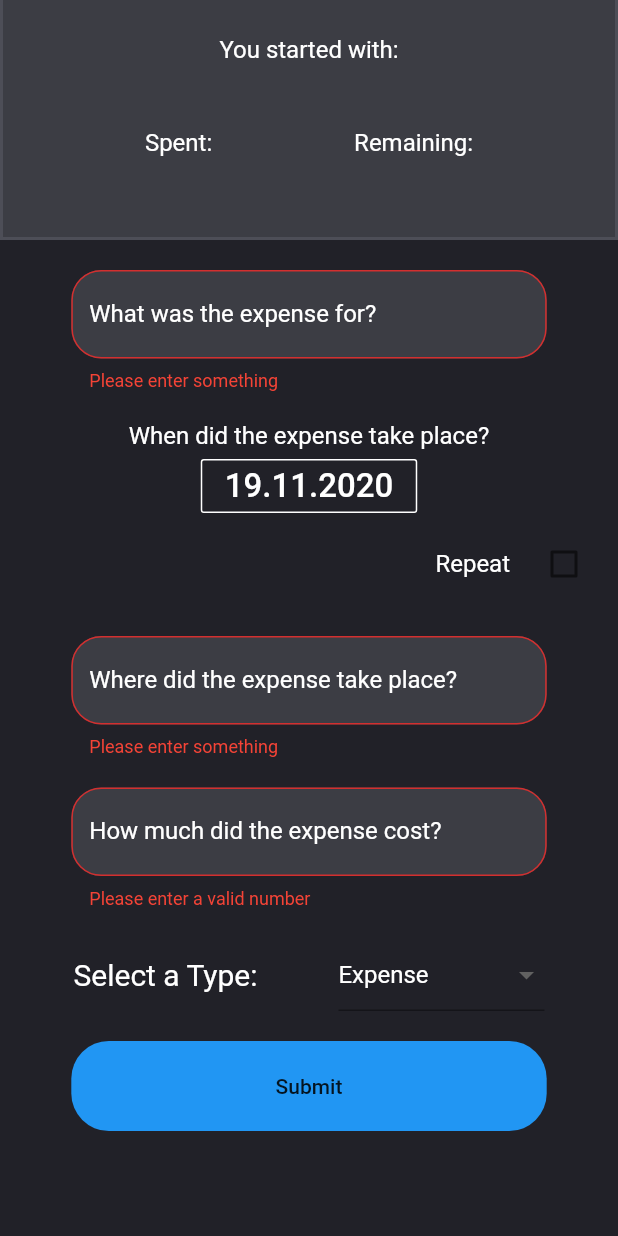
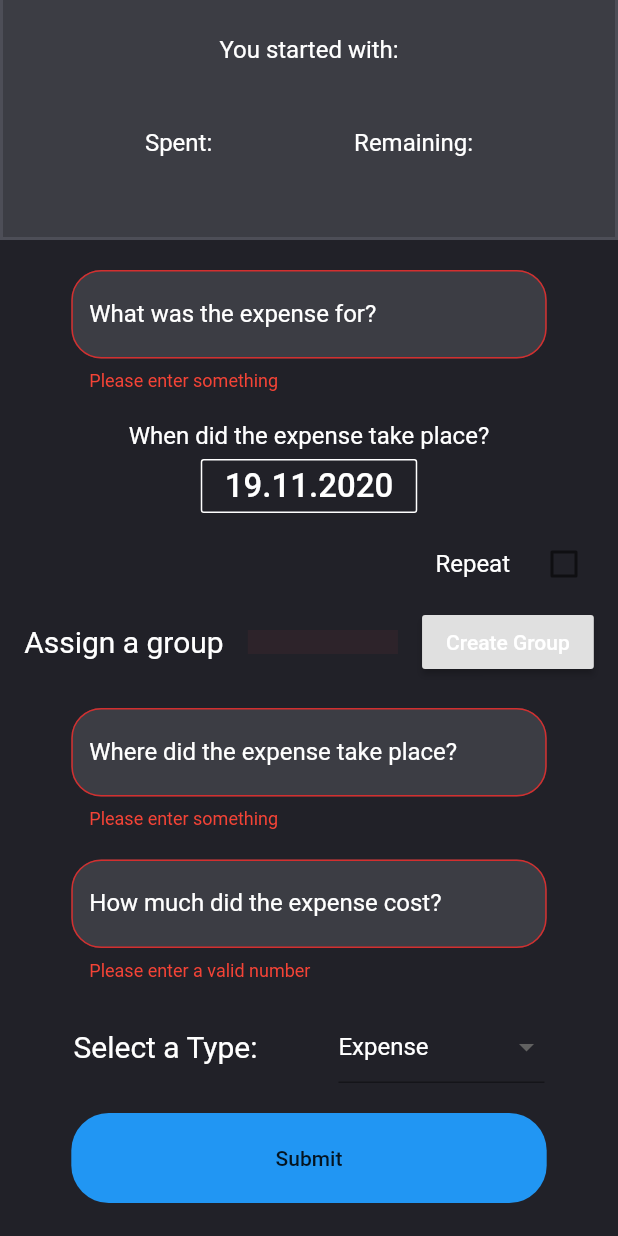
Before and after one commit to L30N74/Finance-Tracker, a Flutter app: the CreateExpense screen opened directly, after a tap on "Submit", on a phone screen of 412 x 824 dp. Run offline on Flutter 3.47's test engine with Material 2 defaults, Android fonts, the phone set to English and light mode, and no system bars; our stand-ins replace flutter_colorpicker, sqflite; accounts and stored records are empty.

Commit message:
WIP group in expense is referencing id. Get relation

```diff
--- a/lib/Classes/Constants.dart
+++ b/lib/Classes/Constants.dart
@@ -6,6 +6,7 @@ Color cardBackgroundColor = Color(0xFFe0e0e0);
 
 Color lightGreyColor = Color(0xFF4D4E57);
 Color mediumDarkGreyColor = Color(0xFF3C3D44);
+Color darkGreyColor = Color(0xFF1A1A1D);
 
 TextStyle basicStyle = new TextStyle(fontSize: 16, color: Colors.white);
 TextStyle errorTextStyle = new TextStyle(fontSize: 12, color: Colors.red);
--- a/lib/Classes/Expense.dart
+++ b/lib/Classes/Expense.dart
@@ -1,3 +1,5 @@
+import 'package:financetracker/Classes/ExpenseGroup.dart';
+
 class Expense {
   String name;
   int date;
@@ -5,8 +7,9 @@ class Expense {
   double amount;
   ExpenseType type;
   bool isMonthly;
+  ExpenseGroup group;
 
-  Expense({this.name, this.date, this.isMonthly, this.place, this.amount, this.type});
+  Expense({this.name, this.date, this.isMonthly, this.place, this.amount, this.type, this.group});
 
   factory Expense.fromMap(Map<String, dynamic> data) {
     return Expense(
@@ -16,7 +19,8 @@ class Expense {
       place: data['place'],
       amount: double.parse(data['amount'].toString()),
       type: data['type'].toString().compareTo(ExpenseType.Expense.toString().split(".")[1]) == 0 ?
-              ExpenseType.Expense : ExpenseType.Income
+              ExpenseType.Expense : ExpenseType.Income,
+      group: data['group']
     );
   }
 
@@ -26,7 +30,8 @@ class Expense {
     "isMonthly": isMonthly ? 1 : 0,
     "place": place,
     "amount": amount,
-    "type": type.toString().split(".")[1] //Remove the "Expensetype." from the enum
+    "type": type.toString().split(".")[1], //Remove the "Expensetype." from the enum
+    "group": group
   };
 
 
--- /dev/null
+++ b/lib/Classes/ExpenseGroup.dart
@@ -0,0 +1,26 @@
+import 'package:flutter/material.dart';
+
+class ExpenseGroup {
+  String name;
+  String color; //1D1D
+
+
+  ExpenseGroup({this.name, this.color});
+
+  factory ExpenseGroup.fromMap(Map<String, dynamic> data) {
+    return ExpenseGroup();
+  }
+
+  Map<String, dynamic> toMap() => {
+    "name": name,
+    "color": color
+  };
+
+  Color getColor(){
+    return Color(int.parse(color));
+  }
+
+  setColor(Color c) {
+    color = c.toString();
+  }
+}
--- a/lib/CreateExpense.dart
+++ b/lib/CreateExpense.dart
@@ -1,9 +1,11 @@
 import 'package:financetracker/Classes/Constants.dart';
 import 'package:financetracker/Classes/Expense.dart';
-import 'file:///D:/Anderes/Projekte/finance_tracker/lib/Helper/Database.dart';
+import 'package:financetracker/Classes/ExpenseGroup.dart';
+import 'package:financetracker/Helper/Database.dart';
 import 'package:financetracker/Helper/Overview.dart';
 import 'package:financetracker/main.dart';
 import 'package:flutter/material.dart';
+import 'package:flutter_colorpicker/flutter_colorpicker.dart';
 
 class CreateExpense extends StatefulWidget {
   CreateExpense({Key key}) : super(key: key);
@@ -12,15 +14,19 @@ class CreateExpense extends StatefulWidget {
 }
 
 class _CreateExpenseState extends State<CreateExpense> {
-  final _formKey = GlobalKey<FormState>();
+  final _mainFormKey = GlobalKey<FormState>();
+  final _colorFormKey = GlobalKey<FormState>();
 
   Expense newExpense = new Expense(
     type: ExpenseType.Expense,
     date: DateTime.now().millisecondsSinceEpoch,
-    isMonthly: false
+    isMonthly: false,
+    group: new ExpenseGroup(),
   );
 
   bool shouldRepeat = false;
+  Color pickerColor = Color(0xFF44a49);
+  Color currentColor = Color(0xFF44a49);
 
   @override
   Widget build(BuildContext context) {
@@ -33,7 +39,7 @@ class _CreateExpenseState extends State<CreateExpense> {
               children: [
                 Overview(),
                 Form(
-                  key: _formKey,
+                  key: _mainFormKey,
                   child: Column(
                     mainAxisAlignment: MainAxisAlignment.spaceAround,
                     children: [
@@ -43,6 +49,7 @@ class _CreateExpenseState extends State<CreateExpense> {
                       DateFormField(),
                       RepeatCheckbox(),
                       if(shouldRepeat) RepetitionField(),
+                      GroupField(),
                       SizedBox(height: 20,),
                       PlaceFormField(),
                       SizedBox(height: 20,),
@@ -232,6 +239,91 @@ class _CreateExpenseState extends State<CreateExpense> {
     );
   }
 
+  Widget GroupField() {
+    String groupName = "";
+
+    return Row(
+      mainAxisAlignment: MainAxisAlignment.spaceEvenly,
+      children: [
+        Text(
+          "Assign a group",
+          style: TextStyle(
+            color: Colors.white,
+            fontSize: 20,
+          ),
+        ),
+        Container(
+          color: currentColor,
+          width: 100,
+          child: Text(""),
+        ),
+        /*Container(
+          width: 100,
+          child: DropdownButtonFormField(
+            item
+          ),
+        )*/
+        RaisedButton(
+          child: Text(
+            "Create Group",
+            style: TextStyle(color: Colors.white),
+          ),
+          onPressed: () => {
+            //Create popup to create a new group
+            showDialog(
+              context: context,
+              builder: (context) {
+                return AlertDialog(
+                  title: Text("Create a new Group"),
+                  content: SingleChildScrollView(
+                    child: Form(
+                      key: _colorFormKey,
+                      child: Column(
+                        children: [
+                          TextFormField(
+                            decoration: InputDecoration(
+                              labelText: "The group's name",
+                              labelStyle: TextStyle(),
+                            ),
+                            onSaved: (String value) => groupName = value,
+                          ),
+                          BlockPicker(
+                            pickerColor: pickerColor,
+                            onColorChanged: (Color color) {
+                              setState(() {
+                                pickerColor = color;
+                              });
+                            }
+                          ),
+                          FlatButton(
+                            child: Text("Done"),
+                            onPressed: () {
+                              _colorFormKey.currentState.validate();
+
+                              setState(() => {
+                                currentColor = pickerColor,
+                                newExpense.group.setColor(pickerColor),
+                                newExpense.group.name = groupName,
+
+                                //Notify database
+                                SQLiteDbProvider.db.insertNexGroup(newExpense.group)
+                              });
+                              Navigator.of(context).pop();
+                            },
+                          )
+                        ],
+                      ),
+                    ),
+                  ),
+                );
+              }
+            ),
+          },
+        ),
+      ],
+    );
+  }
+
   Widget PlaceFormField() {
     return Container(
       width: MediaQuery.of(context).size.width / 1.3,
@@ -331,8 +423,8 @@ class _CreateExpenseState extends State<CreateExpense> {
         borderRadius: BorderRadius.circular(25),
       ),
       onPressed: () {
-        if(_formKey.currentState.validate()) {
-          _formKey.currentState.save();
+        if(_mainFormKey.currentState.validate()) {
+          _mainFormKey.currentState.save();
 
           //Save Expense in database
           SQLiteDbProvider.db.insertNewExpense(newExpense);
--- a/lib/Helper/Database.dart
+++ b/lib/Helper/Database.dart
@@ -1,6 +1,7 @@
 import 'dart:async';
 import 'dart:io';
 import 'package:financetracker/Classes/Expense.dart';
+import 'package:financetracker/Classes/ExpenseGroup.dart';
 import 'package:financetracker/Classes/Manager.dart';
 import 'package:flutter/material.dart';
 import 'package:intl/intl.dart';
@@ -47,7 +48,15 @@ class SQLiteDbProvider {
               "place TEXT,"
               "amount NUMBER,"
               "type TEXT,"
-              "isMonthly NUMBER"
+              "isMonthly NUMBER,"
+              "group INTEGER,"
+              "FOREIGN KEY(group) REFERENCES Expensegroup(ROWID)"
+            ");"
+          );
+
+          await db.execute("CREATE TABLE Expensegroup("
+              "name TEXT,"
+              "color TEXT"
             ");"
           );
         }
@@ -137,4 +146,11 @@ class SQLiteDbProvider {
 
     return expenses;
   }
+
+  insertNexGroup(ExpenseGroup group) async {
+    var db = await database;
+    await db.insert("Expensegroup", group.toMap());
+
+    print("--------------- Inserted new group with name ${group.name} and color ${group.color}");
+  }
 }
--- a/lib/main.dart
+++ b/lib/main.dart
@@ -148,7 +148,7 @@ class _MyHomePageState extends State<MyHomePage> {
                 width: 80,
                 decoration: BoxDecoration(
                   borderRadius: BorderRadius.all(Radius.circular(20)),
-                  color: expense.type == ExpenseType.Expense ? Color.fromRGBO(200, 10, 30, 1) : Colors.green, //Color.fromRGBO(10, 150, 30, 1),
+                  color: expense.group.getColor(), //expense.type == ExpenseType.Expense ? Color.fromRGBO(200, 10, 30, 1) : Colors.green, //Color.fromRGBO(10, 150, 30, 1),
                 ),
               ),
               Padding(
--- a/pubspec.yaml
+++ b/pubspec.yaml
@@ -26,6 +26,7 @@ dependencies:
   sqflite:
   path_provider:
   intl: ^0.15.8
+  flutter_colorpicker: ^0.3.4
 
 
   # The following adds the Cupertino Icons font to your application.
```
Also changed, not shown: pubspec.lock.
